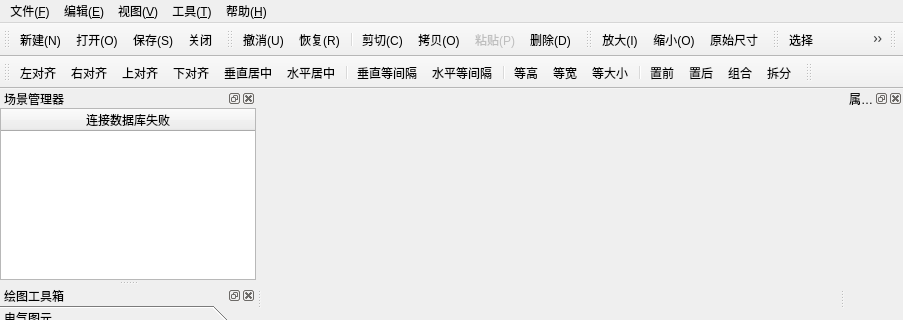
Before: the Qt Designer form SKDraw/skdraw.ui in song-kang/SKHMIProject, drawn with Qt 5; both pictures show x 0 to 903 and y 0 to 320 of the 903 by 528 pixel window.
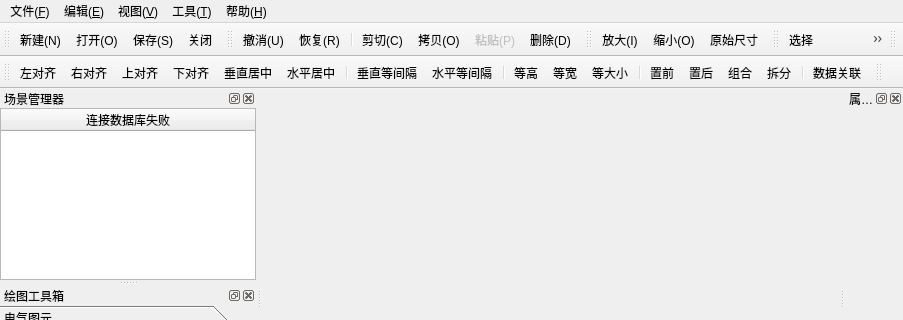
After: the same form once the commit is applied. Icons and pictures are not drawn.

Patch:
```diff
--- a/SKDraw/skdraw.ui
+++ b/SKDraw/skdraw.ui
@@ -284,6 +284,8 @@
    <addaction name="actionback"/>
    <addaction name="actionGroup"/>
    <addaction name="actionUngroup"/>
+   <addaction name="separator"/>
+   <addaction name="actionLinkData"/>
   </widget>
   <widget class="QToolBar" name="propertyToolBar">
    <property name="windowTitle">
@@ -845,6 +847,15 @@
     <string>下划线</string>
    </property>
   </action>
+  <action name="actionLinkData">
+   <property name="icon">
+    <iconset resource="skdraw.qrc">
+     <normaloff>:/images/dblink</normaloff>:/images/dblink</iconset>
+   </property>
+   <property name="text">
+    <string>数据关联</string>
+   </property>
+  </action>
  </widget>
  <layoutdefault spacing="6" margin="11"/>
  <resources>
```
